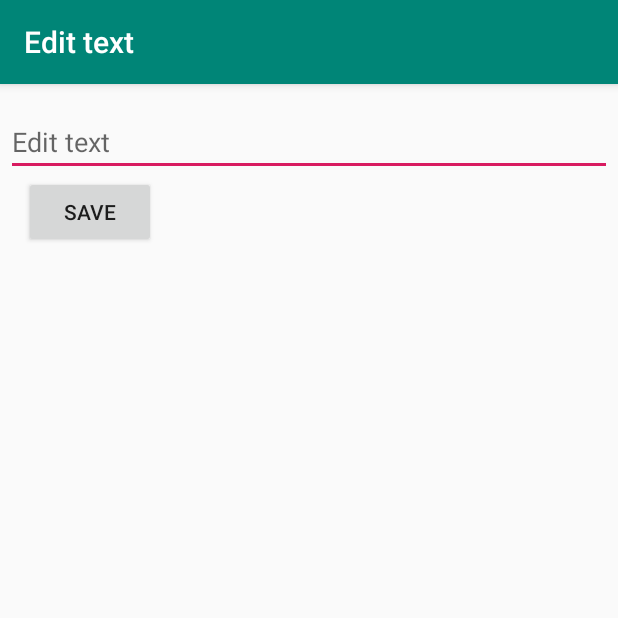
After one commit to j5doming/CodePath_SimpleTodo, an Android app: the EditActivity screen opened directly, with no data from a screen before it, on a phone screen of 412 x 824 dp, the top half of it. The commit adds this screen. Run offline under Robolectric (Android 15) with nearby library versions, the phone set to English and light mode, and no system bars.

Commit message:
Added item edit features

```diff
--- a/app/src/main/AndroidManifest.xml
+++ b/app/src/main/AndroidManifest.xml
@@ -16,6 +16,7 @@
                 <category android:name="android.intent.category.LAUNCHER" />
             </intent-filter>
         </activity>
+        <activity android:name=".EditActivity"></activity>
     </application>
 
 </manifest>
--- /dev/null
+++ b/app/src/main/java/com/example/juan/simpletodo/EditActivity.java
@@ -0,0 +1,35 @@
+package com.example.juan.simpletodo;
+
+import android.content.Intent;
+import android.os.Bundle;
+import android.support.v7.app.AppCompatActivity;
+import android.view.View;
+import android.widget.EditText;
+
+import static com.example.juan.simpletodo.MainActivity.ITEM_POSITION;
+import static com.example.juan.simpletodo.MainActivity.ITEM_TEXT;
+
+public class EditActivity extends AppCompatActivity {
+
+    private static final String EDIT_TITLE = "Edit text";
+    EditText editItemText;
+    int position;
+    @Override
+    protected void onCreate(Bundle savedInstanceState) {
+        super.onCreate(savedInstanceState);
+        setContentView(R.layout.activity_edit);
+        editItemText = findViewById(R.id.et_editText);
+        editItemText.setText(getIntent().getStringExtra(ITEM_TEXT));
+        position = getIntent().getIntExtra(ITEM_POSITION, 0);
+        getSupportActionBar().setTitle(EDIT_TITLE);
+
+    }
+
+    public void onSaveItem(View v) {
+        Intent intent = new Intent();
+        intent.putExtra(ITEM_TEXT, editItemText.getText().toString());
+        intent.putExtra(ITEM_POSITION, position);
+        setResult(RESULT_OK, intent);
+        finish();
+    }
+}
--- /dev/null
+++ b/app/src/main/res/layout/activity_edit.xml
@@ -0,0 +1,35 @@
+<?xml version="1.0" encoding="utf-8"?>
+<android.support.constraint.ConstraintLayout xmlns:android="http://schemas.android.com/apk/res/android"
+    xmlns:app="http://schemas.android.com/apk/res-auto"
+    xmlns:tools="http://schemas.android.com/tools"
+    android:layout_width="match_parent"
+    android:layout_height="match_parent"
+    tools:context=".EditActivity">
+
+    <EditText
+        android:id="@+id/et_editText"
+        android:layout_width="0dp"
+        android:layout_height="wrap_content"
+        android:layout_marginStart="4dp"
+        android:layout_marginLeft="4dp"
+        android:layout_marginTop="16dp"
+        android:layout_marginEnd="4dp"
+        android:layout_marginRight="4dp"
+        android:ems="10"
+        android:hint="Edit text"
+        android:inputType="textMultiLine"
+        app:layout_constraintEnd_toEndOf="parent"
+        app:layout_constraintStart_toStartOf="parent"
+        app:layout_constraintTop_toTopOf="parent" />
+
+    <Button
+        android:id="@+id/button"
+        android:layout_width="wrap_content"
+        android:layout_height="wrap_content"
+        android:layout_marginStart="12dp"
+        android:layout_marginLeft="12dp"
+        android:onClick="onSaveItem"
+        android:text="Save"
+        app:layout_constraintStart_toStartOf="@+id/et_editText"
+        app:layout_constraintTop_toBottomOf="@+id/et_editText" />
+</android.support.constraint.ConstraintLayout>
```
Also changed, not shown: app/src/main/java/com/example/juan/simpletodo/MainActivity.java (+31 -0 lines).
